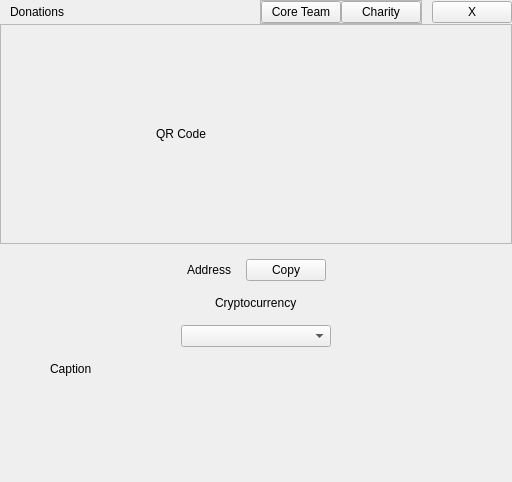
First picture: the form in desktop/ui/donations.ui, repository talonlab/hdwallet-desktop, before the edit.
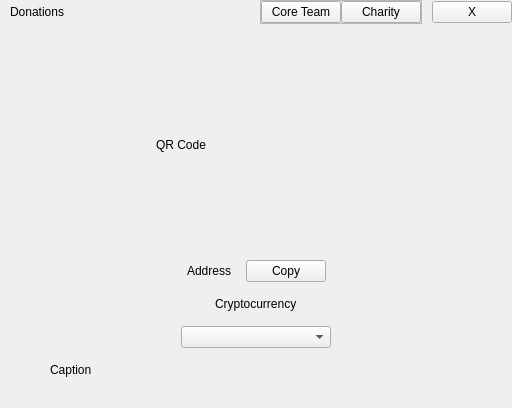
Second picture: the form after the edit. The open tabs and pages were chosen to show the change.

```diff
--- a/desktop/ui/donations.ui
+++ b/desktop/ui/donations.ui
@@ -7,7 +7,7 @@
     <x>0</x>
     <y>0</y>
     <width>512</width>
-    <height>482</height>
+    <height>408</height>
    </rect>
   </property>
   <property name="windowTitle">
@@ -483,32 +483,36 @@
         <number>0</number>
        </property>
        <item>
-        <widget class="QFrame" name="frame_10">
-         <layout class="QHBoxLayout" name="horizontalLayout_11">
-          <property name="spacing">
-           <number>0</number>
-          </property>
-          <property name="leftMargin">
-           <number>0</number>
-          </property>
-          <property name="topMargin">
-           <number>0</number>
-          </property>
-          <property name="rightMargin">
-           <number>0</number>
-          </property>
-          <property name="bottomMargin">
-           <number>0</number>
-          </property>
+        <spacer name="verticalSpacer_5">
+         <property name="orientation">
+          <enum>Qt::Vertical</enum>
+         </property>
+         <property name="sizeHint" stdset="0">
+          <size>
+           <width>20</width>
+           <height>40</height>
+          </size>
+         </property>
+        </spacer>
+       </item>
           <item>
            <widget class="QFrame" name="frame_11">
-            <property name="frameShape">
-             <enum>QFrame::StyledPanel</enum>
-            </property>
-            <property name="frameShadow">
-             <enum>QFrame::Raised</enum>
-            </property>
             <layout class="QHBoxLayout" name="horizontalLayout_12">
+          <property name="spacing">
+           <number>0</number>
+          </property>
+          <property name="leftMargin">
+           <number>0</number>
+          </property>
+          <property name="topMargin">
+           <number>0</number>
+          </property>
+          <property name="rightMargin">
+           <number>0</number>
+          </property>
+          <property name="bottomMargin">
+           <number>0</number>
+          </property>
              <item>
               <spacer name="horizontalSpacer_9">
                <property name="orientation">
@@ -574,9 +578,6 @@
                 </size>
                </property>
               </spacer>
-             </item>
-            </layout>
-           </widget>
           </item>
          </layout>
         </widget>
```
Left out of the diff: 36 changed lines with no effect on the pictures. Lines whose indentation alone changed are shown as unchanged.
